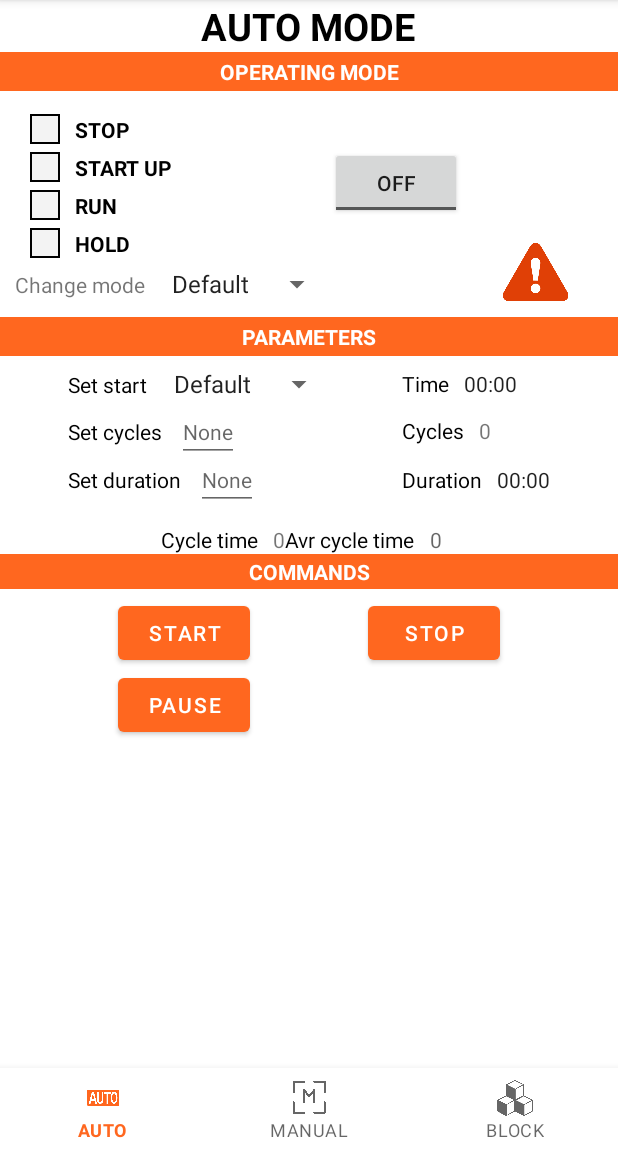
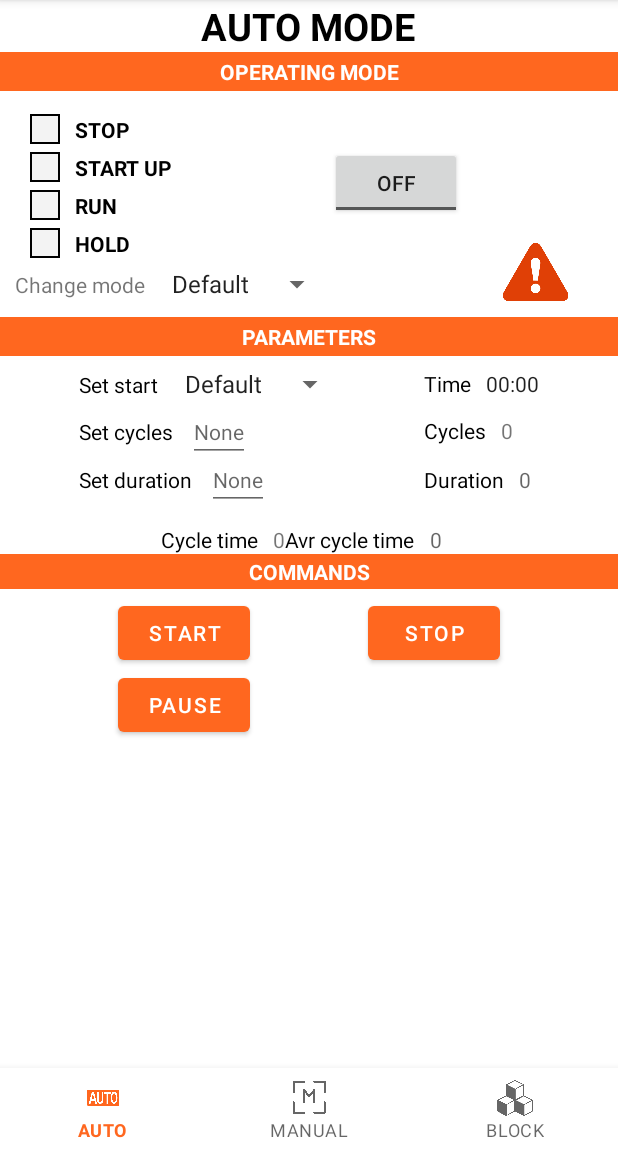
Before and after one commit to Anna-Surma/BEng-Thesis, an Android app: the AutoFragment screen opened through its navigation route, on a phone screen of 412 x 824 dp, the part 84-1236 px from its top. Run offline under Robolectric (Android 15) with nearby library versions, the phone set to English and light mode, and no system bars; our stand-ins replace Dagger/Hilt's generated code, data binding, navigation-ui; network calls fail.

Commit message:
Add CountDownCounter  ability to set cycle and duration in this same time - bug

```diff
--- a/app/src/main/res/layout/fragment_auto.xml
+++ b/app/src/main/res/layout/fragment_auto.xml
@@ -4,6 +4,7 @@
     xmlns:tools="http://schemas.android.com/tools">
 
     <data>
+
         <variable
             name="gripperViewModel"
             type="com.example.inzynierka_app.viewmodel.GripperViewModel" />
@@ -27,8 +28,8 @@
             <TextView
                 android:layout_width="match_parent"
                 android:layout_height="wrap_content"
+                android:layout_marginTop="@dimen/margin_top"
                 android:layout_marginBottom="@dimen/param_margin_bottom"
-                android:layout_marginTop="@dimen/margin_top"
                 android:background="@color/orange"
                 android:gravity="center"
                 android:padding="3dp"
@@ -48,10 +49,10 @@
                     android:layout_width="wrap_content"
                     android:layout_height="wrap_content"
                     android:orientation="vertical"
-                    app:layout_constraintTop_toTopOf="parent"
                     app:layout_constraintBottom_toBottomOf="parent"
                     app:layout_constraintEnd_toStartOf="@+id/llSecond"
-                    app:layout_constraintStart_toStartOf="parent">
+                    app:layout_constraintStart_toStartOf="parent"
+                    app:layout_constraintTop_toTopOf="parent">
 
                     <LinearLayout
                         android:layout_width="wrap_content"
@@ -72,7 +73,7 @@
                             android:layout_height="wrap_content"
                             android:layout_marginStart="@dimen/params_margin_start"
                             android:entries="@array/start_point"
-                            android:textSize="@dimen/params_text_size"/>
+                            android:textSize="@dimen/params_text_size" />
 
                     </LinearLayout>
 
@@ -95,27 +96,27 @@
                             android:layout_height="wrap_content"
                             android:layout_marginStart="@dimen/params_margin_start"
                             android:hint="@string/none_hint"
-                            android:textSize="@dimen/params_text_size"
+                            android:inputType="numberDecimal"
+                            android:text="@={gripperViewModel.setCycles}"
                             android:textColor="@color/black"
-                            android:text="@={gripperViewModel.setCycles}"
-                            android:inputType="numberDecimal"/>
+                            android:textSize="@dimen/params_text_size" />
 
                     </LinearLayout>
 
                     <LinearLayout
                         android:layout_width="wrap_content"
                         android:layout_height="wrap_content"
+                        android:layout_marginTop="-8dp"
                         android:layout_marginBottom="@dimen/param_margin_bottom"
-                        android:orientation="horizontal"
-                        android:layout_marginTop="-8dp">
+                        android:orientation="horizontal">
 
                         <TextView
                             android:id="@+id/tvDuration"
                             android:layout_width="wrap_content"
                             android:layout_height="wrap_content"
                             android:text="@string/set_duration"
-                            android:textSize="@dimen/params_text_size"
-                            android:textColor="@color/black" />
+                            android:textColor="@color/black"
+                            android:textSize="@dimen/params_text_size" />
 
                         <EditText
                             android:id="@+id/etDuration"
@@ -123,9 +124,9 @@
                             android:layout_height="wrap_content"
                             android:layout_marginStart="@dimen/params_margin_start"
                             android:hint="@string/none_hint"
-                            android:textSize="@dimen/params_text_size"
-                            android:text="@={gripperViewModel.setCycles}"
-                            android:inputType="numberDecimal"/>
+                            android:inputType="numberDecimal"
+                            android:text="@={gripperViewModel.setDuration}"
+                            android:textSize="@dimen/params_text_size" />
 
                     </LinearLayout>
 
@@ -135,8 +136,8 @@
                     android:id="@+id/llSecond"
                     android:layout_width="wrap_content"
                     android:layout_height="wrap_content"
+                    android:layout_marginTop="3dp"
                     android:orientation="vertical"
-                    android:layout_marginTop="3dp"
                     app:layout_constraintEnd_toEndOf="parent"
                     app:layout_constraintStart_toEndOf="@+id/llFirst"
                     app:layout_constraintTop_toTopOf="parent">
@@ -152,8 +153,8 @@
                             android:layout_width="wrap_content"
                             android:layout_height="wrap_content"
                             android:text="@string/time"
-                            android:textSize="@dimen/params_text_size"
-                            android:textColor="@color/black"/>
+                            android:textColor="@color/black"
+                            android:textSize="@dimen/params_text_size" />
 
                         <Chronometer
                             android:id="@+id/chStopWatch"
@@ -176,16 +177,16 @@
                             android:layout_width="wrap_content"
                             android:layout_height="wrap_content"
                             android:text="@string/cycles"
-                            android:textSize="@dimen/params_text_size"
-                            android:textColor="@color/black"/>
+                            android:textColor="@color/black"
+                            android:textSize="@dimen/params_text_size" />
 
                         <TextView
                             android:id="@+id/tvCyclesNumber"
                             android:layout_width="wrap_content"
                             android:layout_height="wrap_content"
                             android:layout_marginStart="@dimen/params_margin_start"
-                            android:text="@{gripperViewModel.cyclesNumber}"
-                            android:hint="@string/_0_hint" />
+                            android:hint="@string/_0_hint"
+                            android:text="@{gripperViewModel.cyclesNumber}" />
 
                     </LinearLayout>
 
@@ -200,14 +201,16 @@
                             android:layout_width="wrap_content"
                             android:layout_height="wrap_content"
                             android:text="@string/duration"
-                            android:textSize="@dimen/params_text_size"
-                            android:textColor="@color/black"/>
+                            android:textColor="@color/black"
+                            android:textSize="@dimen/params_text_size" />
 
-                        <Chronometer
-                            android:id="@+id/chDurationWatch"
+                        <TextView
+                            android:id="@+id/tvDurationWatch"
                             android:layout_width="wrap_content"
                             android:layout_height="wrap_content"
                             android:layout_marginStart="@dimen/params_margin_start"
+                            android:hint="@string/_0_hint"
+                            android:text="@{gripperViewModel.durationCounter}"
                             android:textSize="@dimen/params_text_size" />
 
                     </LinearLayout>
@@ -219,9 +222,9 @@
                 android:id="@+id/llSecond2"
                 android:layout_width="match_parent"
                 android:layout_height="wrap_content"
-                android:orientation="horizontal"
                 android:layout_marginTop="3dp"
                 android:gravity="center"
+                android:orientation="horizontal"
                 app:layout_constraintEnd_toEndOf="parent"
                 app:layout_constraintStart_toStartOf="parent"
                 app:layout_constraintTop_toTopOf="@+id/clFirst">
@@ -236,40 +239,40 @@
                         android:layout_width="wrap_content"
                         android:layout_height="wrap_content"
                         android:text="@string/cycle_time"
-                        android:textSize="@dimen/params_text_size"
-                        android:textColor="@color/black" />
+                        android:textColor="@color/black"
+                        android:textSize="@dimen/params_text_size" />
 
                     <TextView
                         android:id="@+id/tvCyclesTimeDisp"
                         android:layout_width="wrap_content"
                         android:layout_height="wrap_content"
                         android:layout_marginStart="@dimen/params_margin_start"
-                        android:text="@{gripperViewModel.cyclesTime}"
-                        android:hint="@string/_0_hint"/>
+                        android:hint="@string/_0_hint"
+                        android:text="@{gripperViewModel.cyclesTime}" />
 
                 </LinearLayout>
 
                 <LinearLayout
                     android:layout_width="wrap_content"
                     android:layout_height="wrap_content"
-                    android:orientation="horizontal"
-                    android:layout_marginEnd="@dimen/params_margin_start">
+                    android:layout_marginEnd="@dimen/params_margin_start"
+                    android:orientation="horizontal">
 
                     <TextView
                         android:id="@+id/tvAvrCycleTime"
                         android:layout_width="wrap_content"
                         android:layout_height="wrap_content"
                         android:text="@string/avr_cycle_time"
-                        android:textSize="@dimen/params_text_size"
-                        android:textColor="@color/black" />
+                        android:textColor="@color/black"
+                        android:textSize="@dimen/params_text_size" />
 
                     <TextView
                         android:id="@+id/tvAvrCyclesTimeDisp"
                         android:layout_width="wrap_content"
                         android:layout_height="wrap_content"
                         android:layout_marginStart="@dimen/params_margin_start"
-                        android:text="@{gripperViewModel.avrCyclesTime}"
-                        android:hint="@string/_0_hint"/>
+                        android:hint="@string/_0_hint"
+                        android:text="@{gripperViewModel.avrCyclesTime}" />
 
                 </LinearLayout>
 
@@ -315,9 +318,9 @@
                     android:layout_width="wrap_content"
                     android:layout_height="wrap_content"
                     android:text="@string/pause"
+                    app:layout_constraintBottom_toBottomOf="parent"
                     app:layout_constraintStart_toStartOf="@+id/btnStartButton"
-                    app:layout_constraintTop_toBottomOf="@id/btnStartButton"
-                    app:layout_constraintBottom_toBottomOf="parent"/>
+                    app:layout_constraintTop_toBottomOf="@id/btnStartButton" />
 
             </androidx.constraintlayout.widget.ConstraintLayout>
 
```
Also changed, not shown: app/src/main/java/com/example/inzynierka_app/fragment/AutoFragment.kt (+13 -5 lines), app/src/main/java/com/example/inzynierka_app/viewmodel/GripperViewModel.kt (+47 -1 lines).
